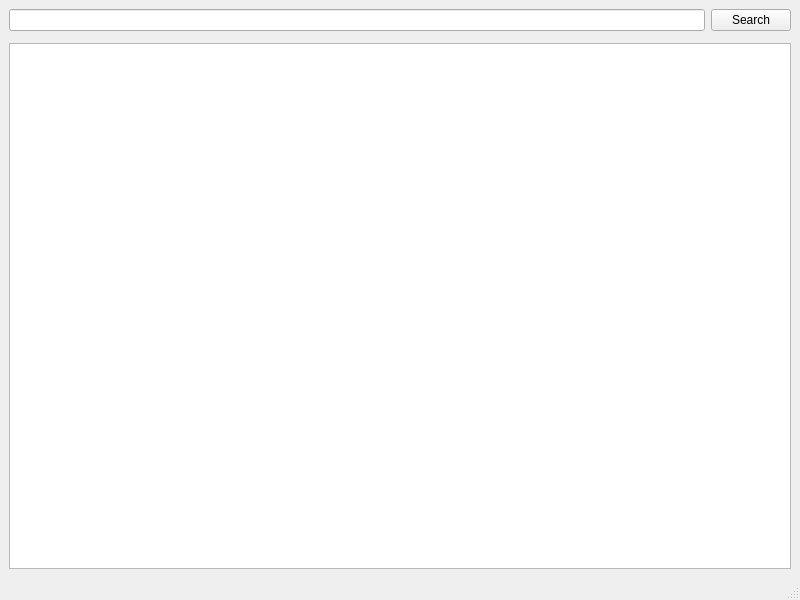
Qt form src/mainwindow.ui (creeper12356/jcourse_local) before a commit.
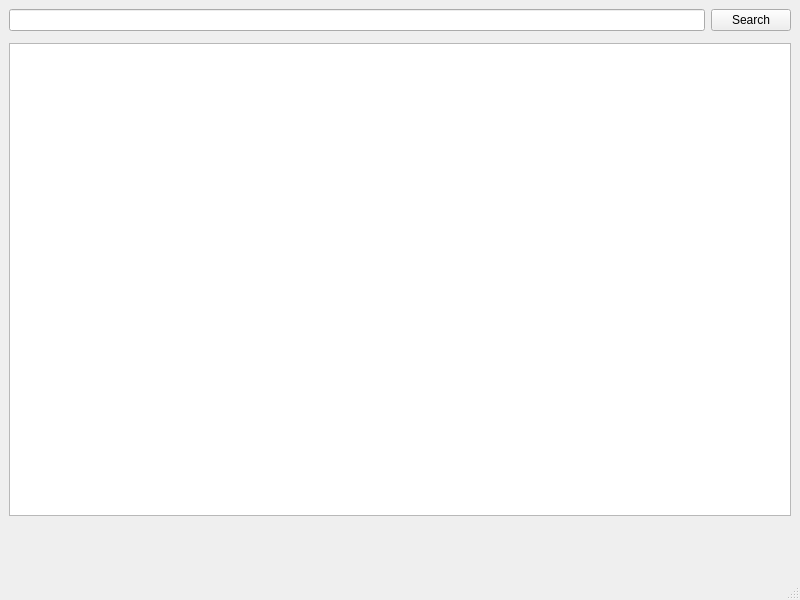
The same form after that commit. Custom widgets are drawn as their Qt base class.

Patch:
```diff
--- a/src/mainwindow.ui
+++ b/src/mainwindow.ui
@@ -14,7 +14,7 @@
    <string>MainWindow</string>
   </property>
   <widget class="QWidget" name="centralwidget">
-   <layout class="QVBoxLayout" name="verticalLayout" stretch="0,0,1">
+   <layout class="QVBoxLayout" name="verticalLayout" stretch="0,0,10,1">
     <item>
      <layout class="QHBoxLayout" name="horizontalLayout">
       <item>
@@ -64,6 +64,9 @@
     <item>
      <widget class="QListWidget" name="course_item_list"/>
     </item>
+    <item>
+     <widget class="PaginationWidget" name="pagination_widget" native="true"/>
+    </item>
    </layout>
   </widget>
   <widget class="QMenuBar" name="menubar">
@@ -85,6 +88,12 @@
    <header location="global">userhead.h</header>
    <container>1</container>
   </customwidget>
+  <customwidget>
+   <class>PaginationWidget</class>
+   <extends>QWidget</extends>
+   <header location="global">paginationwidget.h</header>
+   <container>1</container>
+  </customwidget>
  </customwidgets>
  <resources/>
  <connections/>
```
